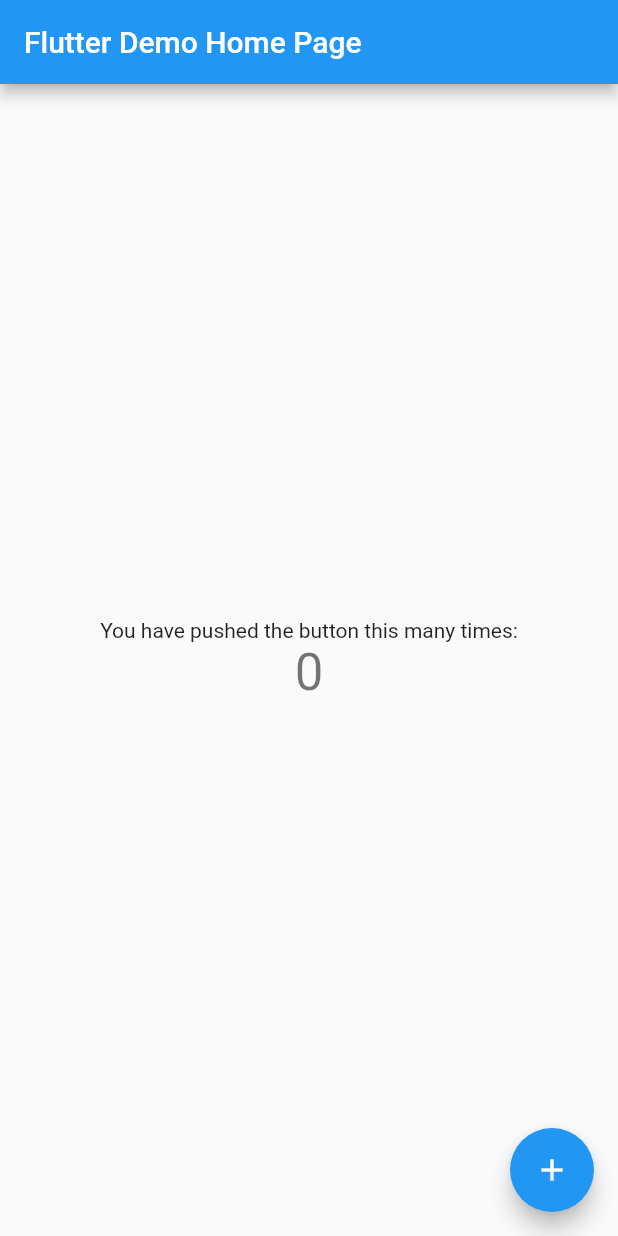
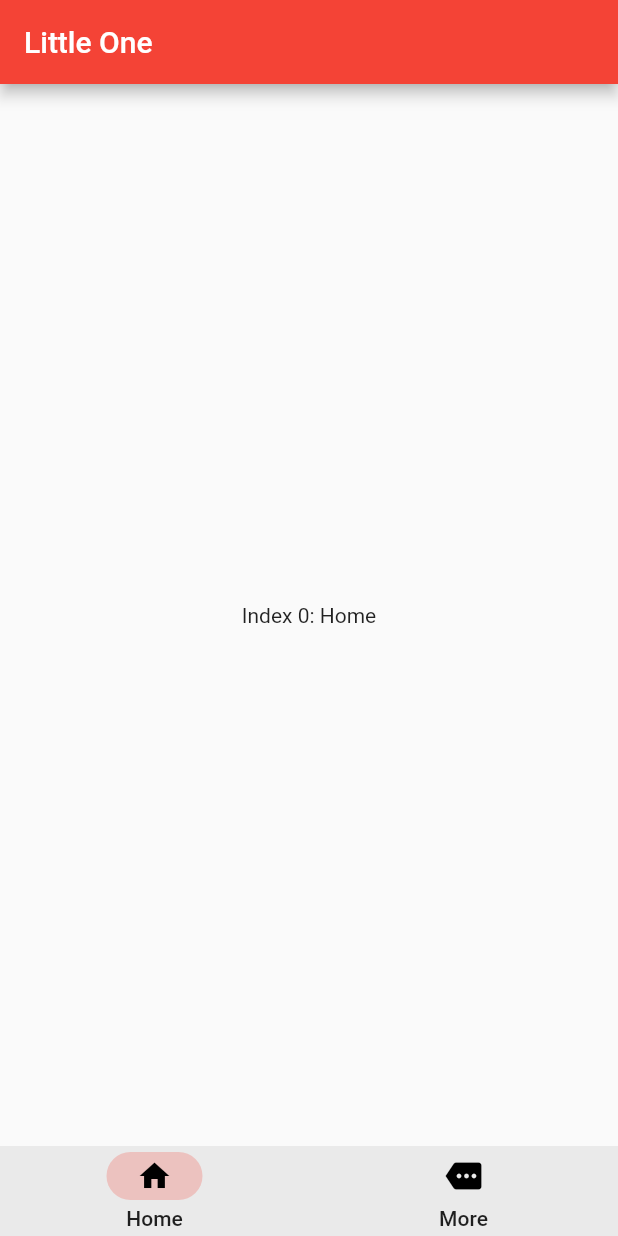
Before and after one commit to kernohad/little_one, a Flutter app: the screen it shows after launch, on a phone screen of 412 x 824 dp. Run offline on Flutter 3.47's test engine with Material 2 defaults, Android fonts, the phone set to English and light mode, and no system bars.

Commit message:
refactor and create home page with navigation bar

```diff
--- a/lib/main.dart
+++ b/lib/main.dart
@@ -1,4 +1,6 @@
 import 'package:flutter/material.dart';
+
+import 'pages/home.dart';
 
 void main() {
   runApp(const MyApp());
@@ -22,94 +24,9 @@
         // or simply save your changes to "hot reload" in a Flutter IDE).
         // Notice that the counter didn't reset back to zero; the application
         // is not restarted.
-        primarySwatch: Colors.blue,
+        primarySwatch: Colors.red,
       ),
-      home: const MyHomePage(title: 'Flutter Demo Home Page'),
+      home: const HomePage(title: 'Little One'),
     );
   }
 }
-
-class MyHomePage extends StatefulWidget {
-  const MyHomePage({super.key, required this.title});
-
-  // This widget is the home page of your application. It is stateful, meaning
-  // that it has a State object (defined below) that contains fields that affect
-  // how it looks.
-
-  // This class is the configuration for the state. It holds the values (in this
-  // case the title) provided by the parent (in this case the App widget) and
-  // used by the build method of the State. Fields in a Widget subclass are
-  // always marked "final".
-
-  final String title;
-
-  @override
-  State<MyHomePage> createState() => _MyHomePageState();
-}
-
-class _MyHomePageState extends State<MyHomePage> {
-  int _counter = 0;
-
-  void _incrementCounter() {
-    setState(() {
-      // This call to setState tells the Flutter framework that something has
-      // changed in this State, which causes it to rerun the build method below
-      // so that the display can reflect the updated values. If we changed
-      // _counter without calling setState(), then the build method would not be
-      // called again, and so nothing would appear to happen.
-      _counter++;
-    });
-  }
-
-  @override
-  Widget build(BuildContext context) {
-    // This method is rerun every time setState is called, for instance as done
-    // by the _incrementCounter method above.
-    //
-    // The Flutter framework has been optimized to make rerunning build methods
-    // fast, so that you can just rebuild anything that needs updating rather
-    // than having to individually change instances of widgets.
-    return Scaffold(
-      appBar: AppBar(
-        // Here we take the value from the MyHomePage object that was created by
-        // the App.build method, and use it to set our appbar title.
-        title: Text(widget.title),
-      ),
-      body: Center(
-        // Center is a layout widget. It takes a single child and positions it
-        // in the middle of the parent.
-        child: Column(
-          // Column is also a layout widget. It takes a list of children and
-          // arranges them vertically. By default, it sizes itself to fit its
-          // children horizontally, and tries to be as tall as its parent.
-          //
-          // Invoke "debug painting" (press "p" in the console, choose the
-          // "Toggle Debug Paint" action from the Flutter Inspector in Android
-          // Studio, or the "Toggle Debug Paint" command in Visual Studio Code)
-          // to see the wireframe for each widget.
-          //
-          // Column has various properties to control how it sizes itself and
-          // how it positions its children. Here we use mainAxisAlignment to
-          // center the children vertically; the main axis here is the vertical
-          // axis because Columns are vertical (the cross axis would be
-          // horizontal).
-          mainAxisAlignment: MainAxisAlignment.center,
-          children: <Widget>[
-            const Text(
-              'You have pushed the button this many times:',
-            ),
-            Text(
-              '$_counter',
-              style: Theme.of(context).textTheme.headlineMedium,
-            ),
-          ],
-        ),
-      ),
-      floatingActionButton: FloatingActionButton(
-        onPressed: _incrementCounter,
-        tooltip: 'Increment',
-        child: const Icon(Icons.add),
-      ), // This trailing comma makes auto-formatting nicer for build methods.
-    );
-  }
-}
--- /dev/null
+++ b/lib/pages/home.dart
@@ -0,0 +1,74 @@
+import 'package:flutter/material.dart';
+
+class HomePage extends StatefulWidget {
+  const HomePage({super.key, required this.title});
+
+  // This widget is the home page of your application. It is stateful, meaning
+  // that it has a State object (defined below) that contains fields that affect
+  // how it looks.
+
+  // This class is the configuration for the state. It holds the values (in this
+  // case the title) provided by the parent (in this case the App widget) and
+  // used by the build method of the State. Fields in a Widget subclass are
+  // always marked "final".
+
+  final String title;
+
+  @override
+  State<HomePage> createState() => _HomePageState();
+}
+
+class _HomePageState extends State<HomePage> {
+  int _selectedIndex = 0;
+
+  static const List<Widget> _widgetOptions = <Widget>[
+    Text(
+      'Index 0: Home'
+    ),
+    Text('Index 1: More'),
+  ];
+
+  void _onItemTapped(int index) {
+    setState(() {
+      _selectedIndex = index;
+    });
+  }
+
+  @override
+  Widget build(BuildContext context) {
+    return Scaffold(
+      appBar: AppBar(
+        // Here we take the value from the MyHomePage object that was created by
+        // the App.build method, and use it to set our appbar title.
+        title: Text(widget.title),
+      ),
+      body: Center(
+        // Center is a layout widget. It takes a single child and positions it
+        // in the middle of the parent.
+        child: _widgetOptions.elementAt(_selectedIndex)
+      ),
+      bottomNavigationBar: NavigationBarTheme(
+        data: NavigationBarThemeData(
+          labelTextStyle: MaterialStateProperty.all(
+            const TextStyle(fontSize: 14, fontWeight: FontWeight.w500),
+          ),
+        ),
+        child: NavigationBar(
+          height: 60,
+          destinations: const <Widget>[
+            NavigationDestination(
+              icon: Icon(Icons.home),
+              label: 'Home',
+            ),
+            NavigationDestination(
+              icon: Icon(Icons.more),
+              label: 'More',
+            ),
+          ],
+          selectedIndex: _selectedIndex,
+          onDestinationSelected: _onItemTapped,
+        ),
+      ),
+    );
+  }
+}
```
